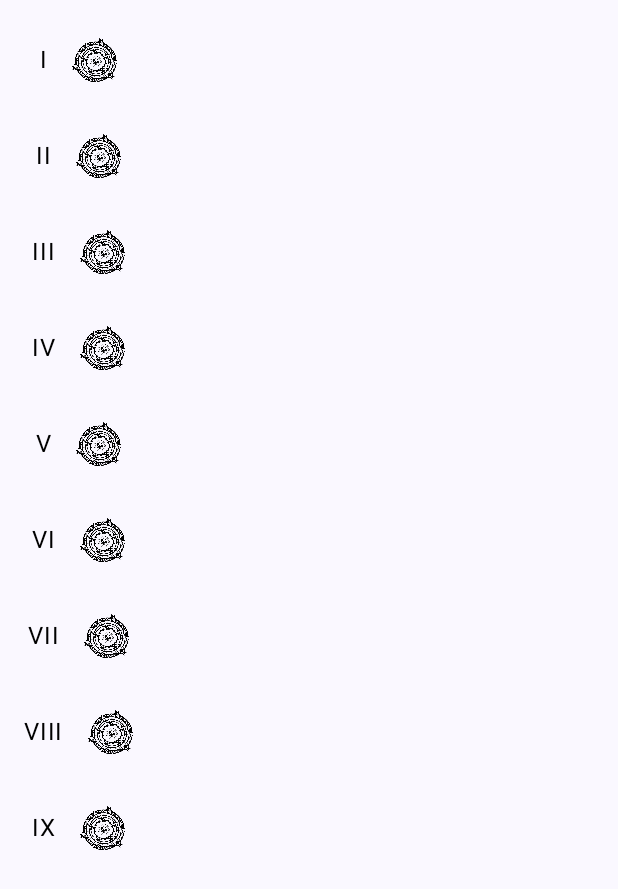
After one commit to IgorGewehr/MagePocket, an Android app built with Jetpack Compose: the composable SpellSlotsBar shown on its own in the app's theme, on a phone screen of 412 x 824 dp. The commit adds this screen. Shown: the top 889 px of the screen. Run offline under Robolectric (Android 15) with nearby library versions, the phone set to English and light mode, and no system bars.

Commit message:
spells slots

```diff
--- a/app/src/main/java/com/gewehr/magepocket/composables/GrimoreScreen.kt
+++ b/app/src/main/java/com/gewehr/magepocket/composables/GrimoreScreen.kt
@@ -1,5 +1,6 @@
 package com.gewehr.magepocket.composables
 
+import SpellSlotsBar
 import androidx.compose.foundation.layout.Box
 import androidx.compose.foundation.layout.Column
 import androidx.compose.foundation.layout.Row
@@ -33,7 +34,9 @@ fun GrimoreScreen(navController: NavHostController){
         topBar = {
             TopAppBar(
                 title = {
-                    Box(modifier = Modifier.fillMaxSize().padding(end = 50.dp),
+                    Box(modifier = Modifier
+                        .fillMaxSize()
+                        .padding(end = 50.dp),
                         contentAlignment = Alignment.Center){
                         Text(
                             text = "Grimore",
@@ -60,6 +63,6 @@ fun GrimoreScreen(navController: NavHostController){
         },
         containerColor = Color(0xFFD2B48C)
     ) {it ->
-        Row(modifier = Modifier.padding(it)){}
+        Row(modifier = Modifier.padding(it)){ SpellSlotsBar()}
     }
 }
--- /dev/null
+++ b/app/src/main/java/com/gewehr/magepocket/composables/SpellSlotsBar.kt
@@ -0,0 +1,106 @@
+import androidx.compose.foundation.background
+import androidx.compose.foundation.clickable
+import androidx.compose.foundation.layout.*
+import androidx.compose.foundation.shape.RoundedCornerShape
+import androidx.compose.material3.Icon
+import androidx.compose.material3.IconButton
+import androidx.compose.material3.Text
+import androidx.compose.runtime.*
+import androidx.compose.ui.Alignment
+import androidx.compose.ui.Modifier
+import androidx.compose.ui.draw.clip
+import androidx.compose.ui.graphics.Color
+import androidx.compose.ui.res.painterResource
+import androidx.compose.ui.text.style.TextAlign
+import androidx.compose.ui.unit.dp
+import com.gewehr.magepocket.R
+
+// Função que cria uma lista de spell slots por nível de magia
+@Composable
+fun SpellSlotsBar() {
+    val maxSlots = 4
+    val spellSlots = remember {
+        mutableStateListOf(
+            0, // Level 1
+            0, // Level 2
+            0, // Level 3
+            0, // Level 4
+            0, // Level 5
+            0, // Level 6
+            0, // Level 7
+            0, // Level 8
+            0  // Level 9
+        )
+    }
+
+    Column(
+        modifier = Modifier
+            .fillMaxHeight()
+            .padding(16.dp),
+        horizontalAlignment = Alignment.CenterHorizontally
+    ) {
+        for (i in 0 until 9) {
+            val level = i + 1
+            val slots = spellSlots[i]
+
+            Row(
+                verticalAlignment = Alignment.CenterVertically,
+                horizontalArrangement = Arrangement.spacedBy(8.dp)
+            ) {
+                // Mostrar o número romano
+                Text(
+                    text = getRomanNumeral(level),
+                    color = Color.Black
+                )
+
+                // Botão de adicionar slot
+                IconButton(onClick = {
+                    if (slots < maxSlots) {
+                        spellSlots[i] = slots + 1
+                    } else {
+                        spellSlots[i] = 0 // Reseta os slots se atingir o máximo
+                    }
+                }) {
+                    Icon(
+                        painter = painterResource(id = R.drawable.grimore_icon),
+                        contentDescription = "Adicionar Slot",
+                        tint = Color.Black
+                    )
+                }
+
+                // Coluna para os slots
+                Column(
+                    verticalArrangement = Arrangement.spacedBy(4.dp)
+                ) {
+                    for (row in 0 until 2) { // Duas linhas
+                        Row(horizontalArrangement = Arrangement.spacedBy(4.dp)) {
+                            for (j in row until slots step 2) {
+                                val isUsed = remember { mutableStateOf(false) }
+
+                                Box(
+                                    modifier = Modifier
+                                        .size(18.dp)
+                                        .clip(RoundedCornerShape(4.dp))
+                                        .background(if (isUsed.value) Color.Red else Color.Blue)
+                                        .padding(4.dp)
+                                        .clickable {
+                                            isUsed.value = !isUsed.value
+                                        }
+                                )
+                            }
+                        }
+                    }
+                }
+            }
+            Spacer(modifier = Modifier.height(16.dp)) // Espaço entre os níveis
+        }
+    }
+}
+
+// Função para converter números em números romanos
+fun getRomanNumeral(number: Int): String {
+    val romanNumerals = listOf(
+        "I", "II", "III", "IV", "V", "VI", "VII", "VIII", "IX"
+    )
+    return if (number in 1..9) romanNumerals[number - 1] else number.toString()
+}
```
